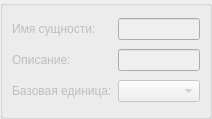
The window that src/plugins/modeleride/msrentitywidget.ui (rdnvndr/raindrop) describes before a commit, drawn with Qt 5.
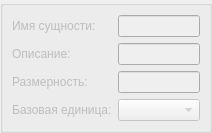
The same window after the commit.

Commit message: Добавлена размерность для сущности ЕИ

Patch:
```diff
--- a/src/plugins/modeleride/msrentitywidget.ui
+++ b/src/plugins/modeleride/msrentitywidget.ui
@@ -52,12 +52,8 @@
         </property>
        </widget>
       </item>
-      <item row="1" column="0">
-       <widget class="QLabel" name="labelEntityDesc">
-        <property name="text">
-         <string>Описание:</string>
-        </property>
-       </widget>
+      <item row="3" column="1">
+       <widget class="QComboBox" name="comboBoxBasicUnit"/>
       </item>
       <item row="1" column="1">
        <widget class="QLineEdit" name="lineEditEntityDesc">
@@ -66,15 +62,29 @@
         </property>
        </widget>
       </item>
-      <item row="2" column="0">
+      <item row="3" column="0">
        <widget class="QLabel" name="labelBasicUnit">
         <property name="text">
          <string>Базовая единица:</string>
         </property>
        </widget>
       </item>
+      <item row="1" column="0">
+       <widget class="QLabel" name="labelEntityDesc">
+        <property name="text">
+         <string>Описание:</string>
+        </property>
+       </widget>
+      </item>
+      <item row="2" column="0">
+       <widget class="QLabel" name="labelDimensionSymbol">
+        <property name="text">
+         <string>Размерность:</string>
+        </property>
+       </widget>
+      </item>
       <item row="2" column="1">
-       <widget class="QComboBox" name="comboBoxBasicUnit"/>
+       <widget class="QLineEdit" name="lineEditDimensionSymbol"/>
       </item>
      </layout>
     </widget>
```
The commit also changes 4 other files.
